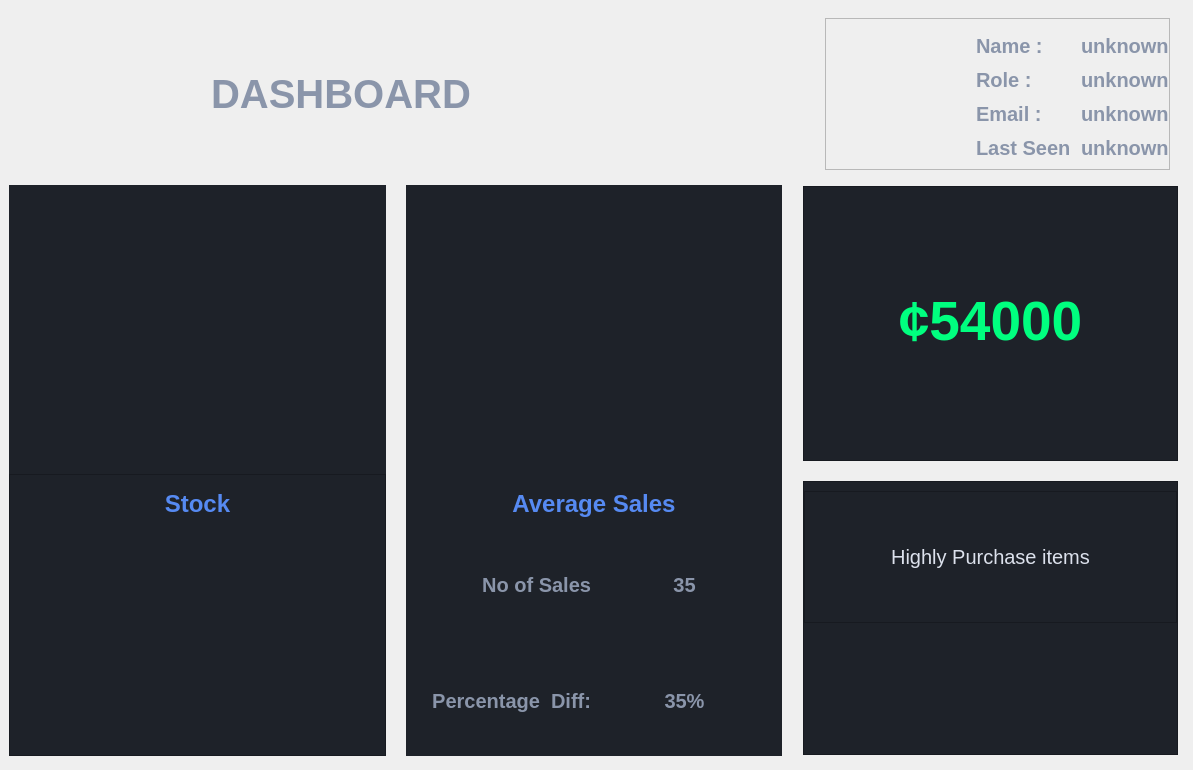
First picture: the form in gui/uis/pages/main_pages.ui, repository kusiLaw/laky-phone-POS, before the edit.
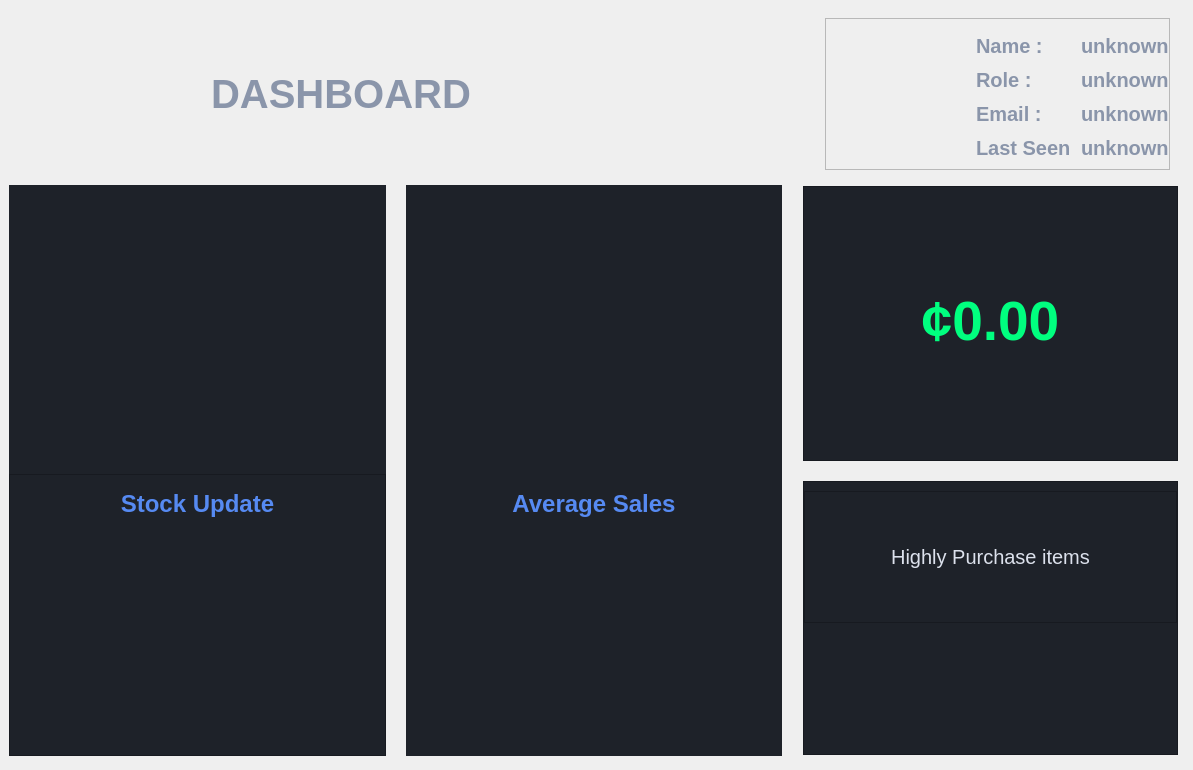
Second picture: the form after the edit. The open tabs and pages were chosen to show the change.

```diff
--- a/gui/uis/pages/main_pages.ui
+++ b/gui/uis/pages/main_pages.ui
@@ -1003,7 +1003,7 @@
 font-size:24px;</string>
                          </property>
                          <property name="text">
-                          <string>Stock</string>
+                          <string>Stock Update</string>
                          </property>
                          <property name="alignment">
                           <set>Qt::AlignCenter</set>
@@ -1124,49 +1124,6 @@
                        <property name="bottomMargin">
                         <number>0</number>
                        </property>
-                       <item row="1" column="0">
-                        <widget class="QLabel" name="label_76">
-                         <property name="text">
-                          <string>No of Sales</string>
-                         </property>
-                         <property name="alignment">
-                          <set>Qt::AlignRight|Qt::AlignTrailing|Qt::AlignVCenter</set>
-                         </property>
-                        </widget>
-                       </item>
-                       <item row="2" column="0">
-                        <widget class="QLabel" name="label_77">
-                         <property name="text">
-                          <string>Percentage  Diff:</string>
-                         </property>
-                         <property name="alignment">
-                          <set>Qt::AlignRight|Qt::AlignTrailing|Qt::AlignVCenter</set>
-                         </property>
-                        </widget>
-                       </item>
-                       <item row="1" column="1">
-                        <widget class="QLabel" name="label_78">
-                         <property name="styleSheet">
-                          <string notr="true">border::5xp solid red;</string>
-                         </property>
-                         <property name="text">
-                          <string>35</string>
-                         </property>
-                         <property name="alignment">
-                          <set>Qt::AlignCenter</set>
-                         </property>
-                        </widget>
-                       </item>
-                       <item row="2" column="1">
-                        <widget class="QLabel" name="label_79">
-                         <property name="text">
-                          <string>35%</string>
-                         </property>
-                         <property name="alignment">
-                          <set>Qt::AlignCenter</set>
-                         </property>
-                        </widget>
-                       </item>
                        <item row="0" column="0" colspan="2">
                         <widget class="QLabel" name="label_71">
                          <property name="maximumSize">
@@ -1187,6 +1144,33 @@
                          </property>
                         </widget>
                        </item>
+                       <item row="1" column="0" colspan="2">
+                        <widget class="QFrame" name="frame_87">
+                         <property name="frameShape">
+                          <enum>QFrame::NoFrame</enum>
+                         </property>
+                         <property name="frameShadow">
+                          <enum>QFrame::Raised</enum>
+                         </property>
+                         <layout class="QVBoxLayout" name="dash_avg_frame">
+                          <property name="spacing">
+                           <number>0</number>
+                          </property>
+                          <property name="leftMargin">
+                           <number>0</number>
+                          </property>
+                          <property name="topMargin">
+                           <number>0</number>
+                          </property>
+                          <property name="rightMargin">
+                           <number>0</number>
+                          </property>
+                          <property name="bottomMargin">
+                           <number>0</number>
+                          </property>
+                         </layout>
+                        </widget>
+                       </item>
                       </layout>
                      </widget>
                     </item>
@@ -1284,7 +1268,7 @@
 text-shadow: 0 15px 40px rgba(0,0,0, 0.6)</string>
                          </property>
                          <property name="text">
-                          <string>¢54000</string>
+                          <string>¢0.00</string>
                          </property>
                          <property name="alignment">
                           <set>Qt::AlignCenter</set>
```
Left out of the diff: 4 changed lines with no effect on the pictures.
